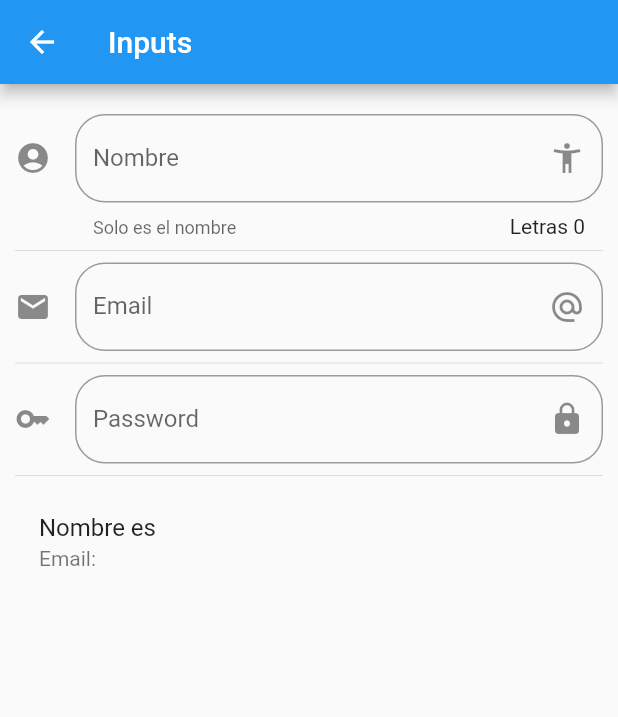
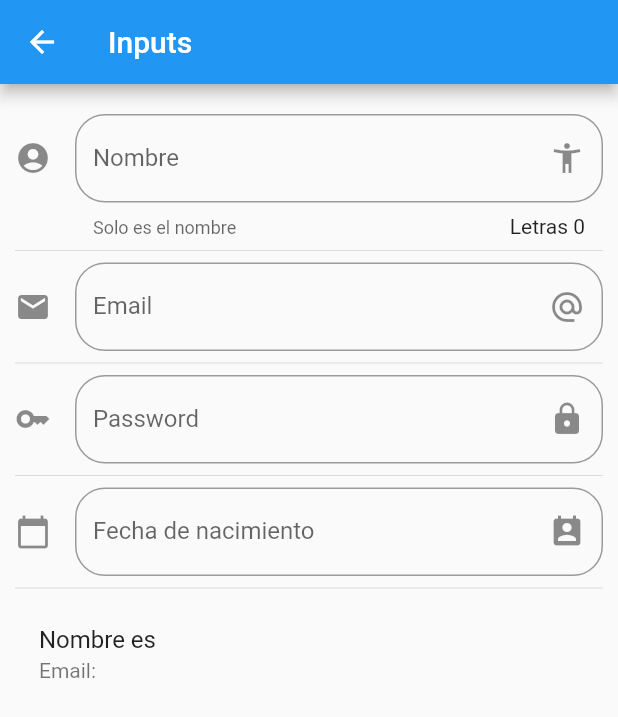
Before and after one commit to corpotecguayanaca/componentes-flutter, a Flutter app: the screen it shows after launch, after a tap on "Inputs", on a phone screen of 412 x 824 dp. Shown: the top 717 px of the screen. Run offline on Flutter 3.47's test engine with Material 2 defaults, Android fonts, the phone set to English and light mode, and no system bars; network calls fail.

Commit message:
Date picker

```diff
--- a/lib/main.dart
+++ b/lib/main.dart
@@ -2,6 +2,7 @@ import 'package:flutter/material.dart';
 
 import 'package:componentes_flutter/src/pages/alert_page.dart';
 import 'package:componentes_flutter/src/routes/routes.dart';
+import 'package:flutter_localizations/flutter_localizations.dart';
 
 void main() => runApp(const MyApp());
 
@@ -12,6 +13,14 @@ class MyApp extends StatelessWidget {
   Widget build(BuildContext context) {
     return MaterialApp(
       title: 'Componentes APP',
+      localizationsDelegates: const [
+        GlobalMaterialLocalizations.delegate,
+        GlobalWidgetsLocalizations.delegate,
+      ],
+      supportedLocales: const [
+        Locale('es', 'VE'),
+        Locale('en', 'US'),
+      ],
       debugShowCheckedModeBanner: false,
       initialRoute: '/',
       routes: getApplicationRoutes(),
--- a/lib/src/pages/inputs_page.dart
+++ b/lib/src/pages/inputs_page.dart
@@ -10,6 +10,9 @@ class InputsPage extends StatefulWidget {
 class _InputsPageState extends State<InputsPage> {
   String _nombre = "";
   String _email = "";
+  String _fecha = "";
+
+  TextEditingController _inputFieldDateController = TextEditingController();
 
   @override
   Widget build(BuildContext context) {
@@ -18,14 +21,16 @@ class _InputsPageState extends State<InputsPage> {
         title: Text("Inputs"),
       ),
       body: ListView(
-        padding: EdgeInsets.symmetric(horizontal: 10.0, vertical: 20.0),
+        padding: const EdgeInsets.symmetric(horizontal: 10.0, vertical: 20.0),
         children: [
           _crearInput(),
-          Divider(),
+          const Divider(),
           _crearEmail(),
-          Divider(),
+          const Divider(),
           _crearPassword(),
-          Divider(),
+          const Divider(),
+          _crearFecha(context),
+          const Divider(),
           _crearPersona(),
         ],
       ),
@@ -43,8 +48,8 @@ class _InputsPageState extends State<InputsPage> {
         hintText: "Nombre de la persona",
         labelText: 'Nombre',
         helperText: "Solo es el nombre",
-        suffixIcon: Icon(Icons.accessibility_new),
-        icon: Icon(Icons.account_circle),
+        suffixIcon: const Icon(Icons.accessibility_new),
+        icon: const Icon(Icons.account_circle),
       ),
       onChanged: (valor) {
         setState(() {
@@ -70,8 +75,8 @@ class _InputsPageState extends State<InputsPage> {
         ),
         hintText: "example@email.com",
         labelText: 'Email',
-        suffixIcon: Icon(Icons.alternate_email),
-        icon: Icon(Icons.email),
+        suffixIcon: const Icon(Icons.alternate_email),
+        icon: const Icon(Icons.email),
       ),
       onChanged: (valor) =>setState(() => _email = valor)
       ,
@@ -88,11 +93,49 @@ class _InputsPageState extends State<InputsPage> {
         ),
         hintText: "Tu contraseña",
         labelText: 'Password',
-        suffixIcon: Icon(Icons.lock),
-        icon: Icon(Icons.key),
+        suffixIcon: const Icon(Icons.lock),
+        icon: const Icon(Icons.key),
       ),
       onChanged: (valor) =>setState(() {})
       ,
     );
   }
+
+  Widget _crearFecha(BuildContext context) {
+    return TextField(
+      enableInteractiveSelection: false,
+      controller: _inputFieldDateController,
+      decoration:  InputDecoration(
+        border: OutlineInputBorder(
+          borderRadius: BorderRadius.circular(20.0),
+        ),
+        hintText: "Fecha de nacimiento",
+        labelText: 'Fecha de nacimiento',
+        suffixIcon: const Icon(Icons.perm_contact_calendar),
+        icon: const Icon(Icons.calendar_today),
+      ),
+      onTap: () {
+        FocusScope.of(context).requestFocus(FocusNode());
+        _selectDate(context);
+      },
+
+    );
+  }
+
+  _selectDate(BuildContext context) async {
+    DateTime? picked = await showDatePicker(
+      context: context,
+      initialDate: DateTime.now(),
+      firstDate: DateTime(2015),
+      lastDate: DateTime(2025),
+      locale: const Locale('es', 'VE'),
+    );
+
+    if(picked != null) {
+      setState(() {
+        _fecha = picked.toString();
+        _inputFieldDateController.text = _fecha.split(' ')[0];
+      });
+    }
+  }
 }
--- a/pubspec.yaml
+++ b/pubspec.yaml
@@ -29,6 +29,9 @@ environment:
 # versions available, run `flutter pub outdated`.
 dependencies:
   flutter:
+    sdk: flutter
+
+  flutter_localizations:
     sdk: flutter
 
 
```
Also changed, not shown: pubspec.lock.
